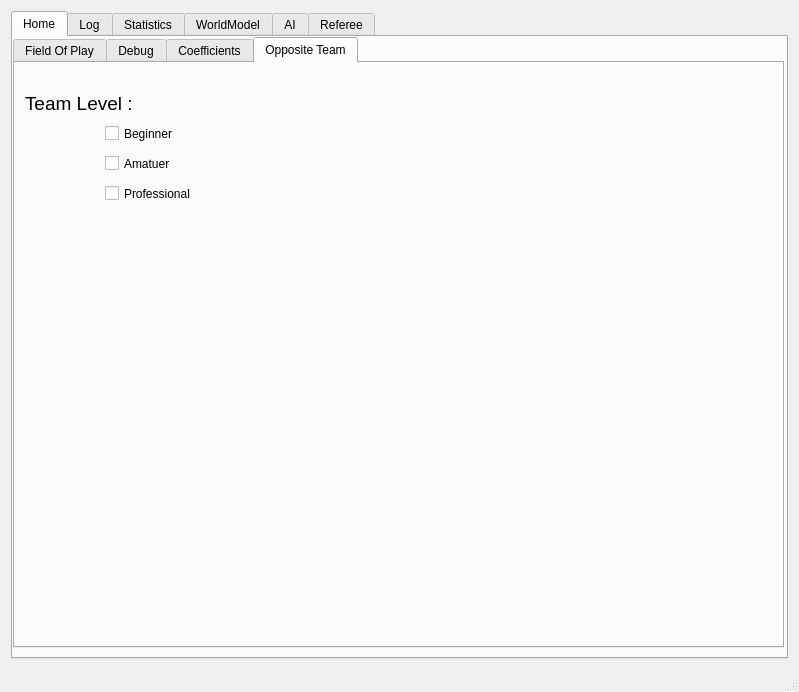
Old version of the form src/ui/mainwindow.ui in the repository kn2cssl/kn2cPrograms.
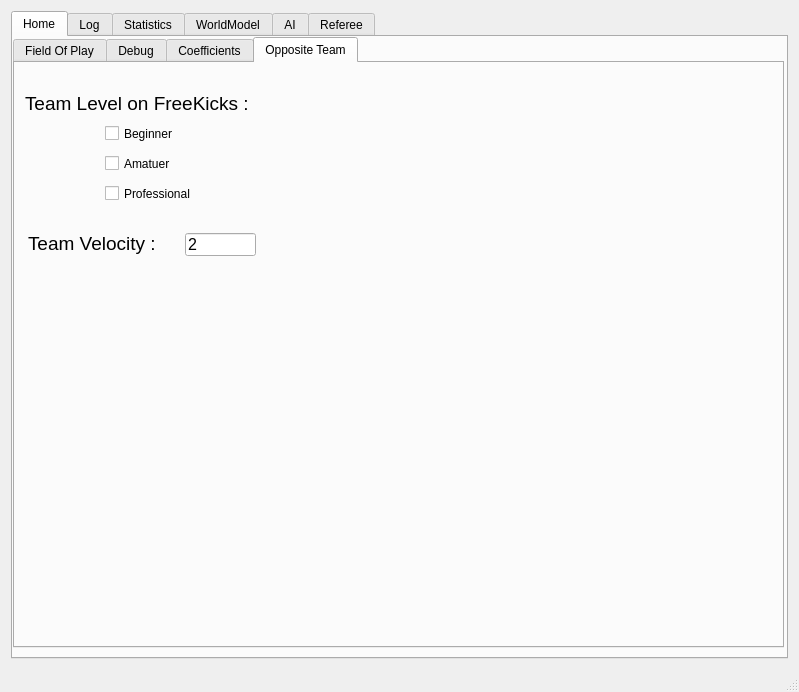
New version of the form. The open tabs and pages were chosen to show the change. Icons and pictures are not drawn.

Commit message: get opp speed from UI

```diff
--- a/src/ui/mainwindow.ui
+++ b/src/ui/mainwindow.ui
@@ -849,7 +849,7 @@
            <rect>
             <x>10</x>
             <y>20</y>
-            <width>131</width>
+            <width>281</width>
             <height>41</height>
            </rect>
           </property>
@@ -859,7 +859,7 @@
            </font>
           </property>
           <property name="text">
-           <string>Team Level :</string>
+           <string>Team Level on FreeKicks :</string>
           </property>
          </widget>
          <widget class="QCheckBox" name="oppIsBeginner">
@@ -901,6 +901,42 @@
            <string>Amatuer</string>
           </property>
          </widget>
+         <widget class="QLabel" name="label_41">
+          <property name="geometry">
+           <rect>
+            <x>13</x>
+            <y>160</y>
+            <width>251</width>
+            <height>41</height>
+           </rect>
+          </property>
+          <property name="font">
+           <font>
+            <pointsize>14</pointsize>
+           </font>
+          </property>
+          <property name="text">
+           <string>Team Velocity :</string>
+          </property>
+         </widget>
+         <widget class="QLineEdit" name="opp_vel_lineedit">
+          <property name="geometry">
+           <rect>
+            <x>170</x>
+            <y>170</y>
+            <width>71</width>
+            <height>23</height>
+           </rect>
+          </property>
+          <property name="font">
+           <font>
+            <pointsize>12</pointsize>
+           </font>
+          </property>
+          <property name="text">
+           <string>2</string>
+          </property>
+         </widget>
         </widget>
        </widget>
       </widget>
```
Left out of the diff: 6 changed lines with no effect on the pictures. The commit also changes 5 other files.
